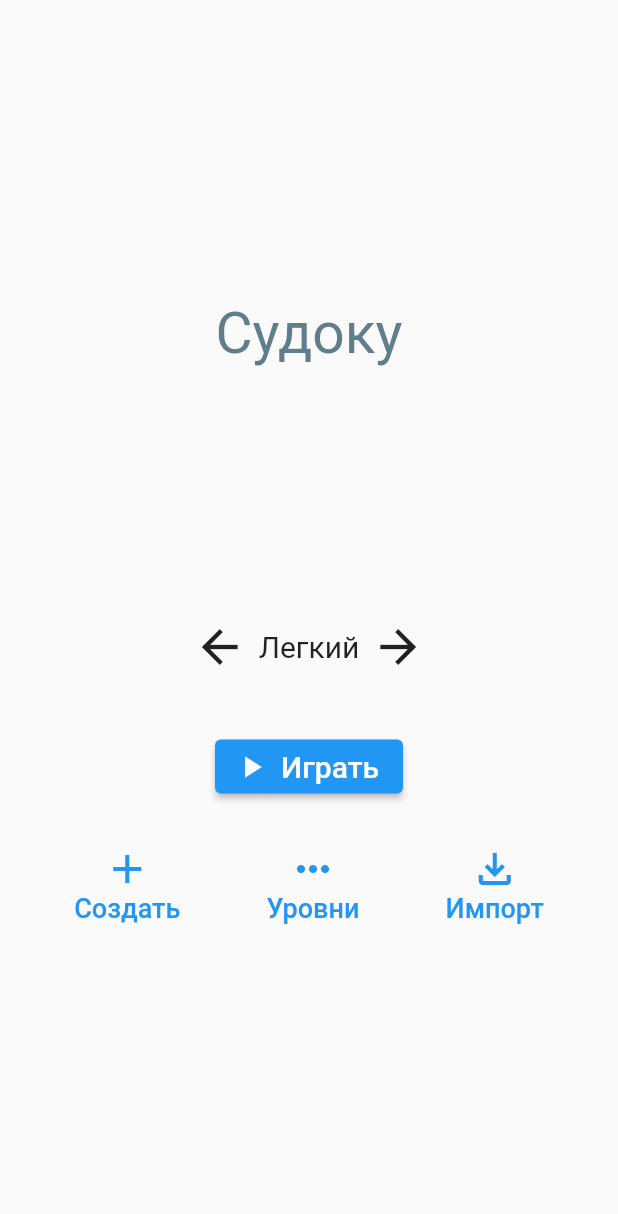
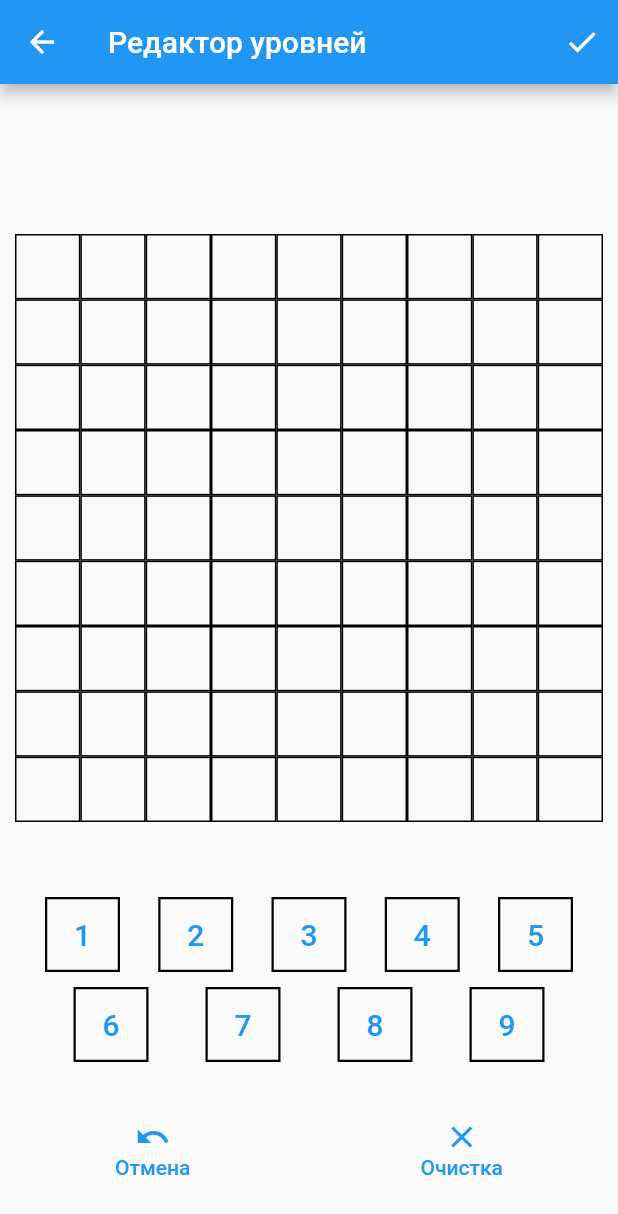
Before and after one commit to lazlo7/Flutter-Sudoku, a Flutter app: the screen it shows after launch, after a tap on the "arrow back" icon, after a tap on "Создать", on a phone screen of 412 x 824 dp. Shown: the top 1214 px of the screen. Run offline on Flutter 3.47's test engine with Material 2 defaults, Android fonts, the phone set to English and light mode, and no system bars; missing offline and left inert: flutter_file_dialog.

Commit message:
Added level editor

```diff
--- a/lib/ui/sudoku_game_widget.dart
+++ b/lib/ui/sudoku_game_widget.dart
@@ -251,6 +251,9 @@ class _SudokuGameWidgetState extends State<SudokuGameWidget> {
   }
 
   void onClearCellButtonPressed() {
+    if (selectedCellCoords == SudokuField.invalidCoords) {
+      return;
+    }
     setState(() {
       widget._fieldKeeper.fields[widget._sudokuFieldId]!
           .clearCell(selectedCellCoords);
--- /dev/null
+++ b/lib/ui/sudoku_level_editor_widget.dart
@@ -0,0 +1,236 @@
+import 'package:flutter/material.dart';
+import 'package:flutter_sudoku/model/field_cell.dart';
+import 'package:flutter_sudoku/model/field_cell_type.dart';
+import 'package:flutter_sudoku/model/field_move.dart';
+import 'package:flutter_sudoku/model/sudoku_field_keeper.dart';
+import 'package:flutter_sudoku/model/sudoku_generator.dart';
+import 'package:flutter_sudoku/ui/sudoku_game_widget.dart';
+
+import '../model/field_coords.dart';
+import '../model/sudoku_field.dart';
+import 'icon_undertext_button.dart';
+
+class SudokuLevelEditorWidget extends StatefulWidget {
+  final SudokuFieldKeeper _fieldKeeper;
+
+  const SudokuLevelEditorWidget(this._fieldKeeper, {super.key});
+
+  @override
+  State<SudokuLevelEditorWidget> createState() =>
+      _SudokuLevelEditorWidgetState();
+}
+
+class _SudokuLevelEditorWidgetState extends State<SudokuLevelEditorWidget> {
+  FieldCoords selectedCellCoords = SudokuField.invalidCoords;
+  FieldCoords conflictingCellCoords = SudokuField.invalidCoords;
+  List<List<int>> field =
+      List.generate(9, (index) => List.filled(9, FieldCell.emptyValue));
+  List<FieldMove> history = [];
+
+  @override
+  Widget build(BuildContext context) {
+    return Scaffold(
+        appBar: AppBar(
+          leading: IconButton(
+            icon: const Icon(Icons.arrow_back),
+            onPressed: () => Navigator.pop(context),
+          ),
+          title: const Text('Редактор уровней'),
+          actions: [
+            IconButton(
+              icon: const Icon(Icons.check),
+              onPressed: onSaveButtonPressed,
+            )
+          ],
+        ),
+        body: Column(
+          children: [
+            const SizedBox(height: 100),
+            Padding(
+                padding: const EdgeInsets.only(left: 10, right: 10),
+                child: GridView.count(
+                  crossAxisCount: 9,
+                  shrinkWrap: true,
+                  primary: false,
+                  children: List.generate(81, (index) {
+                    var row = index ~/ 9;
+                    var col = index % 9;
+                    var cell = field[row][col];
+
+                    var coords = FieldCoords(row, col);
+                    BoxBorder cellBorder;
+                    if (coords == conflictingCellCoords) {
+                      cellBorder = Border.all(color: Colors.red, width: 2);
+                    } else if (coords == selectedCellCoords) {
+                      cellBorder = Border.all(color: Colors.blue, width: 2);
+                    } else {
+                      cellBorder = Border.all(color: Colors.black, width: 1);
+                    }
+
+                    return Container(
+                        decoration: BoxDecoration(border: cellBorder),
+                        child: TextButton(
+                          style: TextButton.styleFrom(
+                              splashFactory: NoSplash.splashFactory,
+                              padding: const EdgeInsets.all(0)),
+                          onPressed: () {
+                            if (row != selectedCellCoords.row ||
+                                col != selectedCellCoords.col) {
+                              setState(() =>
+                                  selectedCellCoords = FieldCoords(row, col));
+                            }
+                          },
+                          child: Text(
+                            cell == FieldCell.emptyValue ? "" : cell.toString(),
+                            style: const TextStyle(
+                              fontSize: 20,
+                              color: Colors.blueGrey,
+                            ),
+                          ),
+                        ));
+                  }),
+                )),
+            const SizedBox(height: 50),
+            Padding(
+                padding: const EdgeInsets.only(left: 30, right: 30),
+                child: Row(
+                    mainAxisAlignment: MainAxisAlignment.spaceBetween,
+                    children: [
+                      buildNumberButton(0),
+                      buildNumberButton(1),
+                      buildNumberButton(2),
+                      buildNumberButton(3),
+                      buildNumberButton(4)
+                    ])),
+            const SizedBox(height: 10),
+            Padding(
+                padding: const EdgeInsets.only(left: 30, right: 30),
+                child: Row(
+                    mainAxisAlignment: MainAxisAlignment.spaceAround,
+                    children: [
+                      buildNumberButton(5),
+                      buildNumberButton(6),
+                      buildNumberButton(7),
+                      buildNumberButton(8)
+                    ])),
+            const SizedBox(height: 30),
+            Row(
+              mainAxisAlignment: MainAxisAlignment.spaceAround,
+              children: [
+                // Undo button.
+                IconUnderTextButton.build(
+                  icon: const Icon(Icons.undo),
+                  text: const Text("Отмена", textAlign: TextAlign.center),
+                  onPressed: onUndoButtonPressed,
+                ),
+                // Clear cell button.
+                IconUnderTextButton.build(
+                  icon: const Icon(Icons.clear_outlined),
+                  text: const Text("Очистка", textAlign: TextAlign.center),
+                  onPressed: onClearCellButtonPressed,
+                ),
+              ],
+            )
+          ],
+        ));
+  }
+
+  void onSaveButtonPressed() {
+    final fieldCells = List.generate(9, (row) {
+      return List.generate(9, (col) {
+        var value = field[row][col];
+        return FieldCell(value: value, type: FieldCellType.clue);
+      });
+    });
+
+    final solution = SudokuGenerator.solveField(fieldCells);
+    if (solution == null) {
+      ScaffoldMessenger.of(context).showSnackBar(
+          const SnackBar(content: Text("Судоку не является валидным!")));
+      return;
+    }
+
+    final sudokuField = SudokuField(fieldCells, solution);
+    final sudokuId = widget._fieldKeeper.addField(sudokuField);
+    Navigator.push(
+        context,
+        MaterialPageRoute(
+            builder: (context) =>
+                SudokuGameWidget(sudokuId, widget._fieldKeeper)));
+  }
+
+  SizedBox buildNumberButton(int index) {
+    var number = index + 1;
+
+    return SizedBox(
+      height: 50,
+      width: 50,
+      child: Container(
+          decoration: BoxDecoration(
+            border: Border.all(
+              color: Colors.black,
+              width: 1.5,
+            ),
+          ),
+          child: TextButton(
+            onPressed: () => onNumberButtonPressed(index),
+            child: Text(
+              number.toString(),
+              style: const TextStyle(
+                fontSize: 20,
+              ),
+            ),
+          )),
+    );
+  }
+
+  void onNumberButtonPressed(int index) {
+    if (selectedCellCoords == SudokuField.invalidCoords) {
+      return;
+    }
+
+    final number = index + 1;
+    if (field[selectedCellCoords.row][selectedCellCoords.col] == number) {
+      return;
+    }
+
+    final cellBefore = field[selectedCellCoords.row][selectedCellCoords.col];
+    history.add(FieldMove(selectedCellCoords, cellBefore));
+
+    setState(() {
+      field[selectedCellCoords.row][selectedCellCoords.col] = number;
+      selectedCellCoords = SudokuField.invalidCoords;
+    });
+  }
+
+  void onClearCellButtonPressed() {
+    if (selectedCellCoords == SudokuField.invalidCoords) {
+      return;
+    }
+
+    if (field[selectedCellCoords.row][selectedCellCoords.col] ==
+        FieldCell.emptyValue) {
+      return;
+    }
+
+    final cellBefore = field[selectedCellCoords.row][selectedCellCoords.col];
+    history.add(FieldMove(selectedCellCoords, cellBefore));
+
+    setState(() {
+      field[selectedCellCoords.row][selectedCellCoords.col] =
+          FieldCell.emptyValue;
+      selectedCellCoords = SudokuField.invalidCoords;
+    });
+  }
+
+  void onUndoButtonPressed() {
+    if (history.isEmpty) {
+      return;
+    }
+
+    final move = history.removeLast();
+    setState(() {
+      field[move.coords.row][move.coords.col] = move.value;
+    });
+  }
+}
--- a/lib/ui/sudoku_menu_widget.dart
+++ b/lib/ui/sudoku_menu_widget.dart
@@ -6,6 +6,7 @@ import 'package:flutter_sudoku/model/sudoku_difficulty.dart';
 import 'package:flutter_sudoku/model/sudoku_field_keeper.dart';
 import 'package:flutter_sudoku/model/sudoku_generator.dart';
 import 'package:flutter_sudoku/model/sudoku_user_format_parser.dart';
+import 'package:flutter_sudoku/ui/sudoku_level_editor_widget.dart';
 import 'package:flutter_sudoku/ui/sudoku_levels_widget.dart';
 import 'package:flutter_sudoku/ui/sudoku_game_widget.dart';
 
@@ -106,7 +107,13 @@ class _SudokuMenuWidgetState extends State<SudokuMenuWidget> {
             builder: (context) => SudokuGameWidget(id, widget.fieldKeeper)));
   }
 
-  void onCreateLevelButtonPressed() {}
+  void onCreateLevelButtonPressed() {
+    Navigator.push(
+        context,
+        MaterialPageRoute(
+            builder: (context) => SudokuLevelEditorWidget(widget.fieldKeeper)));
+  }
+
   void onImportLevelButtonPressed() async {
     final scaffold = ScaffoldMessenger.of(context);
     String? pathResult;
```
